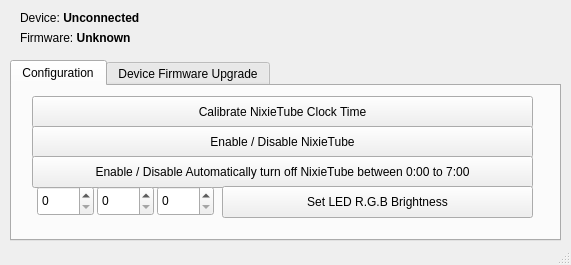
Before: the Qt Designer form IN-14/User_Application/App/nixietube.ui in MartianZ/Project-Clock, drawn with Qt 5.
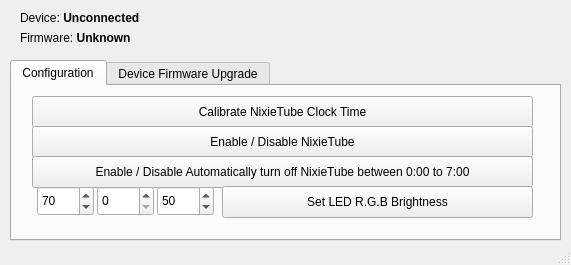
After: the same form once the commit is applied.

Commit message: pyqt: achieve function

Diff of the .ui file:
```diff
--- a/IN-14/User_Application/App/nixietube.ui
+++ b/IN-14/User_Application/App/nixietube.ui
@@ -100,6 +100,12 @@
       <property name="focusPolicy">
        <enum>Qt::ClickFocus</enum>
       </property>
+      <property name="maximum">
+       <number>99</number>
+      </property>
+      <property name="value">
+       <number>70</number>
+      </property>
      </widget>
      <widget class="QSpinBox" name="spinBox_2">
       <property name="geometry">
@@ -126,6 +132,9 @@
       <property name="focusPolicy">
        <enum>Qt::ClickFocus</enum>
       </property>
+      <property name="value">
+       <number>50</number>
+      </property>
      </widget>
     </widget>
     <widget class="QWidget" name="tab2">
```
Left out of the diff: 12 changed lines with no effect on the pictures. The commit also changes 1 other file.
